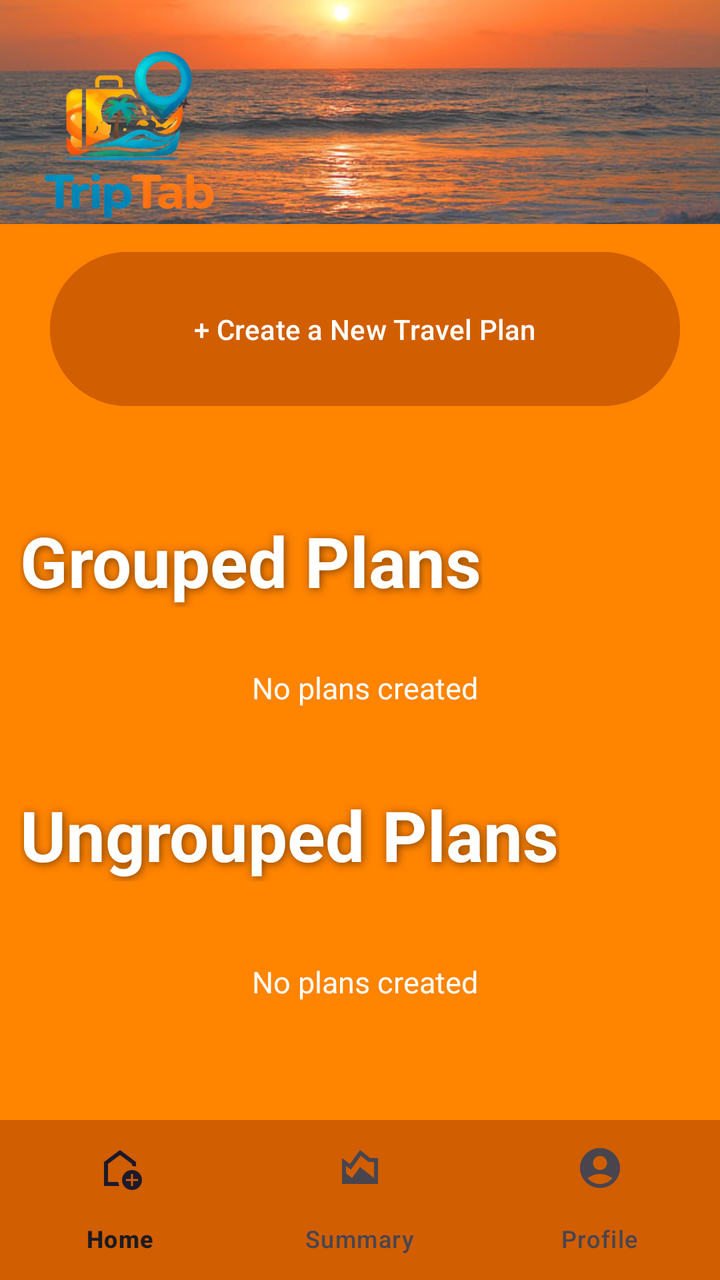
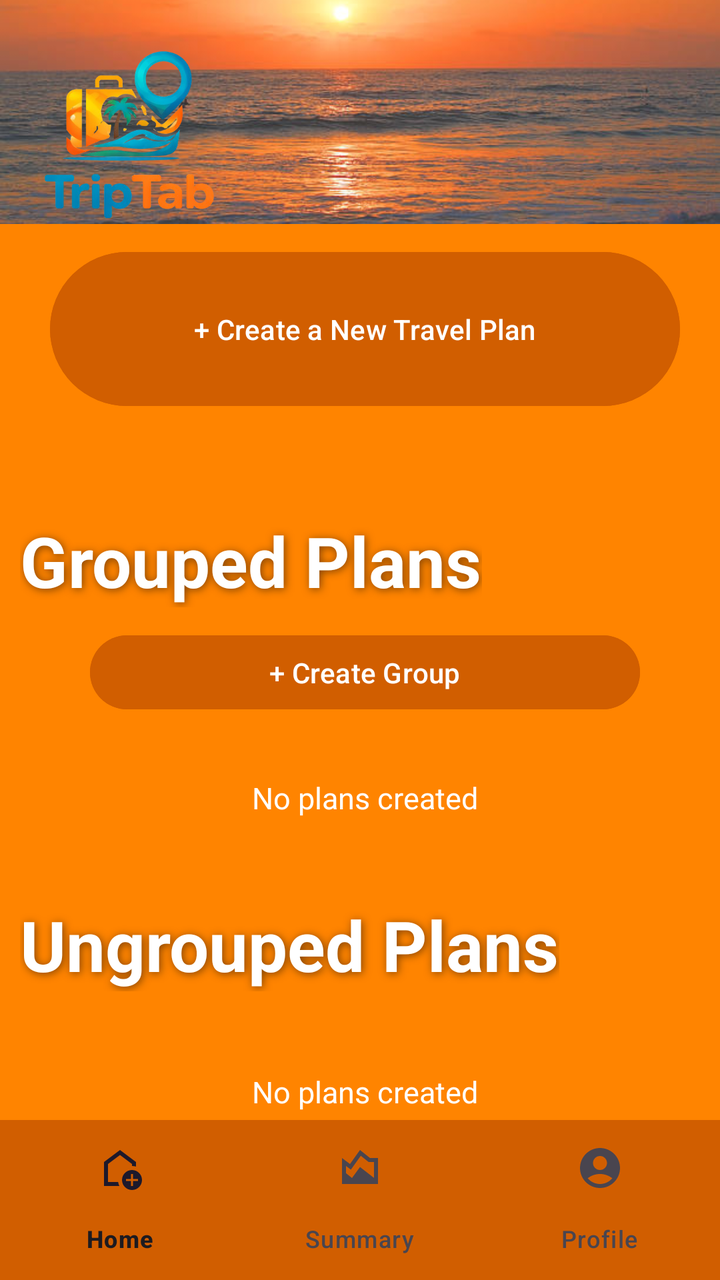

Screens rendered from an Android XML layout before and after an edit, with the pre-edit source and the edit as a unified diff.
<!-- AndroidManifest.xml: application theme Theme.TripTab -->
<!-- res/layout/activity_main.xml -->
<?xml version="1.0" encoding="utf-8"?>
<LinearLayout xmlns:android="http://schemas.android.com/apk/res/android"
    xmlns:app="http://schemas.android.com/apk/res-auto"
    android:orientation="vertical"
    android:layout_width="match_parent"
    android:layout_height="match_parent">


    <FrameLayout
        android:layout_width="match_parent"
        android:layout_height="0dp"
        android:layout_weight="1">

        
        <ImageView
            android:id="@+id/bgImage"
            android:layout_width="match_parent"
            android:layout_height="match_parent"
            android:scaleType="centerCrop"
            android:src="@drawable/sunset" />

        
        <View
            android:layout_width="match_parent"
            android:layout_height="match_parent"
            android:background="#30FFFFFF" />

        <ImageView
            android:id="@+id/logoImage"
            android:layout_width="100dp"
            android:layout_height="100dp"
            android:layout_marginStart="16dp"
            android:layout_marginTop="16dp"
            android:src="@drawable/logo" />

    </FrameLayout>

    <ScrollView
        android:layout_width="match_parent"
        android:layout_height="0dp"
        android:layout_weight="4"
        android:background="#FF8400">

        <LinearLayout
            android:layout_width="match_parent"
            android:layout_height="wrap_content"
            android:paddingStart="5dp"
            android:orientation="vertical">

            <Button
                android:id="@+id/btnCreateNewPlan"
                android:layout_width="match_parent"
                android:layout_height="85dp"
                android:backgroundTint="#D15E00"
                android:padding="20dp"
                android:layout_marginHorizontal="20dp"
                android:layout_marginTop="10dp"
                android:text="+ Create a New Travel Plan"
                android:textAlignment="center"
                android:textColor="@color/white">
            </Button>

            <TextView
                android:layout_width="wrap_content"
                android:layout_height="wrap_content"
                android:layout_marginStart="5dp"
                android:layout_marginTop="50dp"
                android:text="Grouped Plans"
                android:textAlignment="center"
                android:textColor="@color/white"
                android:textSize="35dp"
                android:textStyle="bold"
                android:shadowColor="#80000000"
                android:shadowDx="2"
                android:shadowDy="2"
                android:shadowRadius="10">
            </TextView>

            <TextView
                android:id="@+id/tvNoGroupedPlans"
                android:layout_width="wrap_content"
                android:layout_height="wrap_content"
                android:layout_gravity="center"
                android:text="No plans created"
                android:textSize="15dp"
                android:layout_marginTop="30dp"
                android:textColor="@color/white">
            </TextView>

            <LinearLayout
                android:id="@+id/containerGroupedPlans"
                android:layout_width="match_parent"
                android:layout_height="wrap_content"
                android:orientation="vertical">
            </LinearLayout>

            <TextView
                android:layout_width="wrap_content"
                android:layout_height="wrap_content"
                android:layout_marginStart="5dp"
                android:layout_marginTop="40dp"
                android:layout_marginBottom="10dp"
                android:text="Ungrouped Plans"
                android:textAlignment="center"
                android:textColor="@color/white"
                android:textSize="35dp"
                android:textStyle="bold"
                android:shadowColor="#80000000"
                android:shadowDx="2"
                android:shadowDy="2"
                android:shadowRadius="10">
            </TextView>

            <TextView
                android:id="@+id/tvNoUngroupedPlans"
                android:layout_width="wrap_content"
                android:layout_height="wrap_content"
                android:layout_gravity="center"
                android:text="No plans created"
                android:textSize="15dp"
                android:layout_marginTop="30dp"
                android:textColor="@color/white">
            </TextView>

            <LinearLayout
                android:id="@+id/containerUngroupedPlans"
                android:layout_width="match_parent"
                android:layout_height="wrap_content"
                android:orientation="vertical">
            </LinearLayout>

        </LinearLayout>
    </ScrollView>

    
    <com.google.android.material.bottomnavigation.BottomNavigationView
        android:id="@+id/bottom_nav"
        android:layout_width="match_parent"
        android:layout_height="wrap_content"
        android:background="#D15E00"
        app:menu="@menu/bottom_nav_menu" />

</LinearLayout>
<!-- resources referenced by this layout -->
<resources>
  <color name="white">#FFFFFFFF</color>
  <!-- drawable logo: png bitmap (drawable, 148782 bytes) -->
  <!-- drawable sunset: jpg bitmap (drawable, 48905 bytes) -->
  <style name="Theme.TripTab" parent="Base.Theme.TripTab" />
  <style name="Base.Theme.TripTab" parent="Theme.Material3.DayNight.NoActionBar">
          
          
      </style>
</resources>

<!-- the commit's change to res/layout/activity_main.xml (unified diff, before → after) -->
@@ -76,6 +76,17 @@
                 android:shadowRadius="10">
             </TextView>
 
+            <Button
+                android:id="@+id/btnCreateGroup"
+                android:layout_width="match_parent"
+                android:layout_height="45dp"
+                android:backgroundTint="#D15E00"
+                android:layout_marginHorizontal="40dp"
+                android:layout_marginTop="10dp"
+                android:text="+ Create Group"
+                android:textAlignment="center"
+                android:textColor="@color/white" />
+
             <TextView
                 android:id="@+id/tvNoGroupedPlans"
                 android:layout_width="wrap_content"
